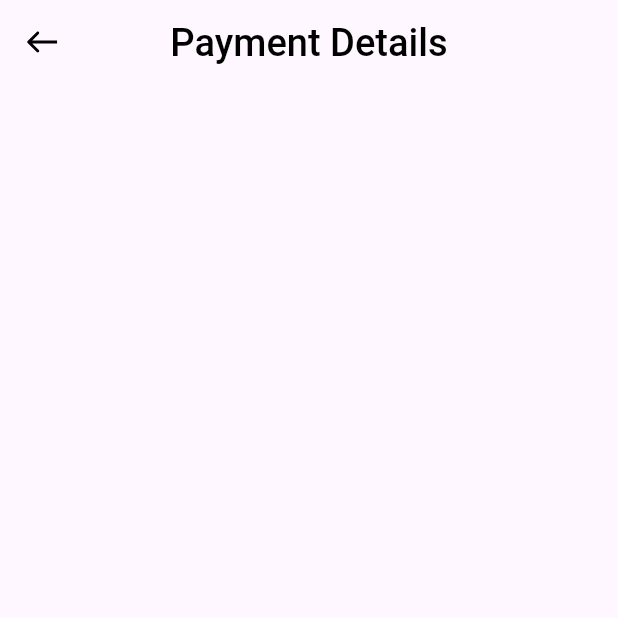
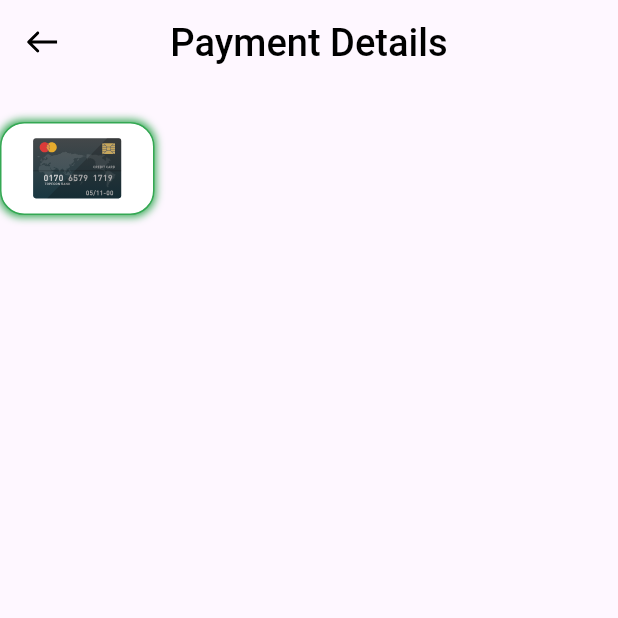
Before and after one commit to MohammedGhazaly/payment_flutter, a Flutter app: the PaymentDetailsView screen opened directly, on a phone screen of 412 x 824 dp, the top half of it. Run offline on Flutter 3.47's test engine with Material 3 defaults, Android fonts, the phone set to English and light mode, and no system bars; our stand-ins replace flutter_screenutil, flutter_svg.

Commit message:
Finished adding payment item in active mode

```diff
--- a/lib/core/assets/app_assets.dart
+++ b/lib/core/assets/app_assets.dart
@@ -3,4 +3,7 @@ class AppAssets {
   static String imagesPath = "assets/images/";
   static String arrowBack = "${iconsPath}arrow_back.svg";
   static String basket = "${imagesPath}basket.png";
+  static String applePay = "${imagesPath}apple_pay.svg";
+  static String masterCard = "${imagesPath}master_card.svg";
+  static String paybal = "${imagesPath}paybal.svg";
 }
--- a/lib/features/checkout/presentation/views/payment_details_view.dart
+++ b/lib/features/checkout/presentation/views/payment_details_view.dart
@@ -1,5 +1,6 @@
 import 'package:flutter/material.dart';
 import 'package:flutter_payments/core/widgets/build_app_bar.dart';
+import 'package:flutter_payments/features/checkout/presentation/views/payment_details_widgets/payment_details_body.dart';
 
 class PaymentDetailsView extends StatelessWidget {
   const PaymentDetailsView({super.key});
@@ -13,6 +14,7 @@ class PaymentDetailsView extends StatelessWidget {
           Navigator.pop(context);
         },
       ),
+      body: PaymentDetailsBody(),
     );
   }
 }
--- /dev/null
+++ b/lib/features/checkout/presentation/views/payment_details_widgets/payment_details_body.dart
@@ -0,0 +1,43 @@
+import 'package:flutter/material.dart';
+import 'package:flutter_payments/core/assets/app_assets.dart';
+import 'package:flutter_screenutil/flutter_screenutil.dart';
+import 'package:flutter_svg/flutter_svg.dart';
+
+class PaymentDetailsBody extends StatelessWidget {
+  const PaymentDetailsBody({super.key});
+
+  @override
+  Widget build(BuildContext context) {
+    return Column(
+      children: [
+        SizedBox(
+          height: 25.h,
+        ),
+        Container(
+          width: 103,
+          height: 62,
+          decoration: BoxDecoration(
+            borderRadius: BorderRadius.circular(16.r),
+            color: Colors.white,
+            border: Border.all(color: Color(0xFF34A853)),
+            boxShadow: [
+              BoxShadow(
+                color: Color(0xFF34A853),
+                blurRadius: 4,
+                offset: Offset(0, 0),
+                spreadRadius: 1,
+              )
+            ],
+          ),
+          child: Center(
+            child: SvgPicture.asset(
+              AppAssets.masterCard,
+              // width: 45.h,
+              height: 40.h,
+            ),
+          ),
+        )
+      ],
+    );
+  }
+}
```
Also changed, not shown: assets/images/apple_pay.svg (added), assets/images/master_card.svg (added), assets/images/paybal.svg (added).
